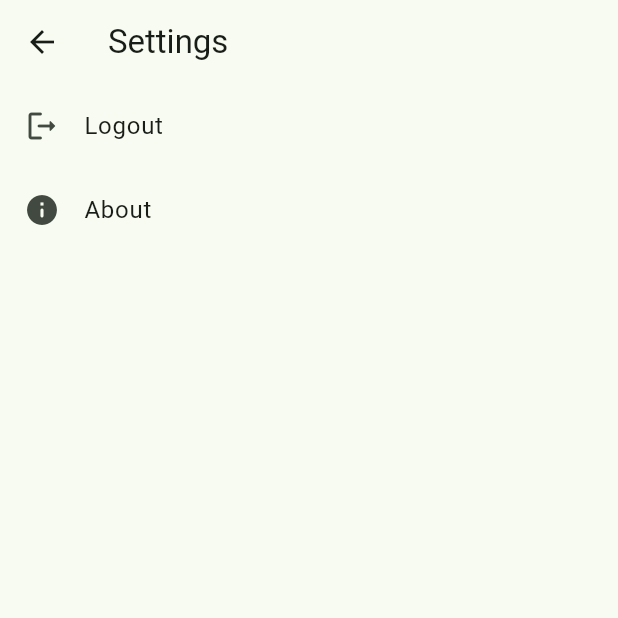
After one commit to sangmingming/fymemos, a Flutter app: the SettingsPage screen opened by its route, on a phone screen of 412 x 824 dp, the top half of it. The commit adds this screen. Run offline on Flutter 3.47's test engine with Material 3 defaults, Android fonts, the phone set to English and light mode, and no system bars; drawn by our look-alikes of dynamic_color; our stand-ins replace cached_network_image, dio, flutter_svg, shared_preferences; accounts and stored records are empty; network calls fail; Roboto replaces fonts that are missing (Noto).

Commit message:
add settings page

```diff
--- a/lib/main.dart
+++ b/lib/main.dart
@@ -6,6 +6,7 @@ import 'package:fymemos/pages/login_page.dart';
 import 'package:fymemos/pages/memo_detail_page.dart';
 import 'package:fymemos/pages/memo_list_page.dart';
 import 'package:fymemos/pages/resources_list_page.dart';
+import 'package:fymemos/pages/settings_page.dart';
 import 'package:fymemos/pages/tag_memo_list_page.dart';
 import 'package:fymemos/repo/repository.dart';
 import 'package:fymemos/widgets/statics.dart';
@@ -80,6 +81,7 @@ class MyApp extends StatelessWidget {
             '/': (context) => const CheckLoginPage(),
             '/home': (context) => const NavigationDrawerHomePage(),
             '/login': (context) => const LoginPage(),
+            '/settings': (context) => const SettingsPage(),
           },
         );
       },
@@ -143,6 +145,7 @@ const List<MemoDestination> destinations = <MemoDestination>[
     Icons.perm_media_outlined,
     Icons.perm_media_rounded,
   ),
+  MemoDestination("Settings", Icons.settings_outlined, Icons.settings_rounded),
 ];
 
 class NavigationDrawerHomePage extends StatefulWidget {
@@ -182,6 +185,10 @@ class _NavigationDrawerHomePageState extends State<NavigationDrawerHomePage> {
 
   void handleScreenChanged(int selectedScreen) {
     print("Selected screen: $selectedScreen");
+    if (selectedScreen == destinations.length - 1) {
+      Navigator.of(context).pushNamed("/settings");
+      return;
+    }
     setState(() {
       screenIndex = selectedScreen;
     });
--- /dev/null
+++ b/lib/pages/settings_page.dart
@@ -0,0 +1,38 @@
+import 'package:flutter/material.dart';
+import 'package:shared_preferences/shared_preferences.dart';
+
+class SettingsPage extends StatelessWidget {
+  const SettingsPage({super.key});
+
+  @override
+  Widget build(BuildContext context) {
+    return Scaffold(
+      appBar: AppBar(title: Text('Settings')),
+      body: ListView(
+        children: [
+          ListTile(
+            leading: Icon(Icons.logout_rounded),
+            title: Text('Logout'),
+            onTap: () async {
+              final prefs = await SharedPreferences.getInstance();
+              await prefs.clear();
+              Navigator.of(context).pushReplacementNamed('/login');
+            },
+          ),
+          ListTile(
+            leading: Icon(Icons.info_rounded),
+            title: Text('About'),
+            onTap: () {
+              showAboutDialog(
+                context: context,
+                applicationName: 'FyMemos',
+                applicationVersion: '1.0.0',
+                applicationLegalese: '© 2025 明明同学',
+              );
+            },
+          ),
+        ],
+      ),
+    );
+  }
+}
```
